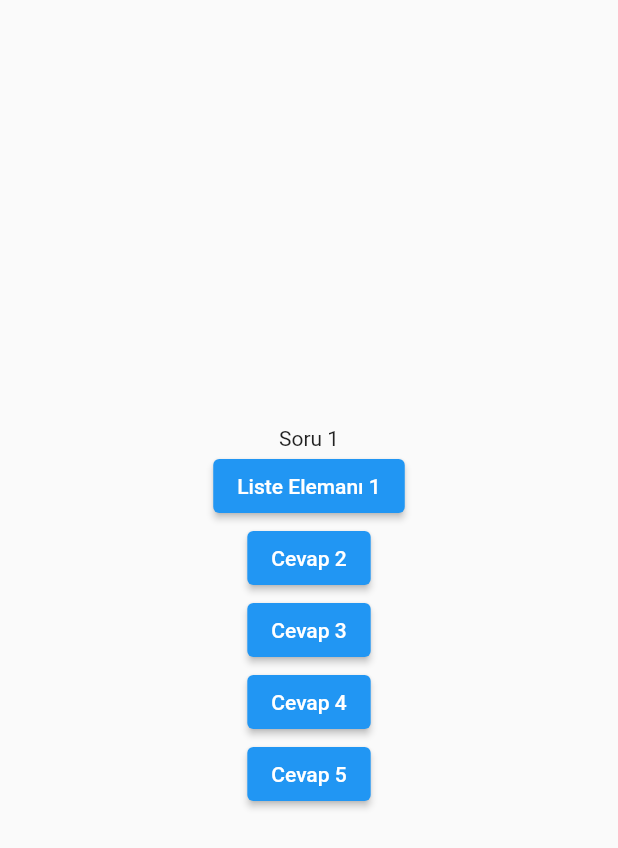
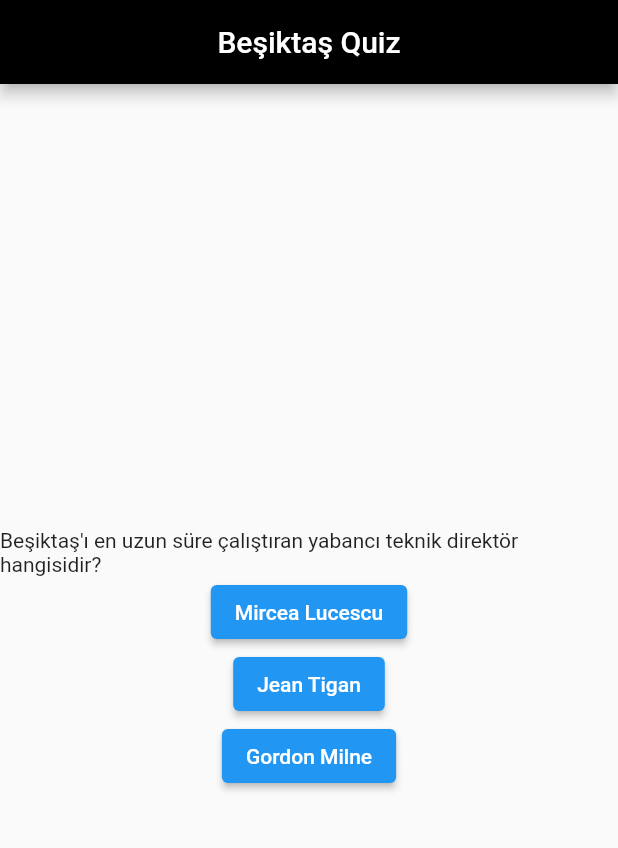
Before and after one commit to sercanyavan/project2, a Flutter app: the screen it shows after launch, on a phone screen of 412 x 824 dp. Shown: the top 848 px of the screen. Run offline on Flutter 3.47's test engine with Material 2 defaults, Android fonts, the phone set to English and light mode, and no system bars.

Commit message:
odev tamamlandı.

```diff
--- a/lib/main.dart
+++ b/lib/main.dart
@@ -1,5 +1,4 @@
 import 'package:flutter/material.dart';
-import 'package:project2/models/quiz_question.dart';
 import 'package:project2/data/questions.dart';
 
 void main() {
@@ -12,13 +11,14 @@ void main() {
 
 // Stateless => Ekranda değişime uğramayacak, UI widget
 // cmd + . ->itellisense
+
 class StartScreen extends StatelessWidget {
   const StartScreen({super.key});
 
   @override
   Widget build(BuildContext context) {
     return Scaffold(
-      backgroundColor: Colors.black,
+      backgroundColor: Colors.white,
       body: Center(
         child: Column(
           mainAxisAlignment: MainAxisAlignment.center,
@@ -56,30 +56,32 @@ class QuestionScreen extends StatefulWidget {
 }
 
 class _QuestionState extends State<QuestionScreen> {
-  String question = "Soru 1";
-  List<String> answers = [
-    "Liste Elemanı 1",
-    "Cevap 2",
-    "Cevap 3",
-    "Cevap 4",
-    "Cevap 5"
-  ];
+  int questinNo = 0;
 
   void changeQuestion() {
     setState(() {
-      question = "Soru 2";
+      questinNo += 1;
     }); // değişikliklerin ekrana da yansıtılması için gerekli..
   }
 
   @override
   Widget build(BuildContext context) {
     return Scaffold(
+      appBar: AppBar(
+        title: const Text("Beşiktaş Quiz"),
+        centerTitle: true,
+        backgroundColor: Colors.black,
+      ),
       body: Center(
         child: Column(mainAxisAlignment: MainAxisAlignment.center, children: [
-          Text(question),
-          ...answers.map((answer) {
+          Text(questions[questinNo].question),
+          ...questions[questinNo].answers.map((answer) {
             return ElevatedButton(
-                onPressed: () {},
+                onPressed: () {
+                  if (questinNo < 4) {
+                    changeQuestion();
+                  }
+                },
                 child: Text(
                   answer,
                   textAlign: TextAlign.center,
```
Also changed, not shown: lib/data/questions.dart (+10 -5 lines).
